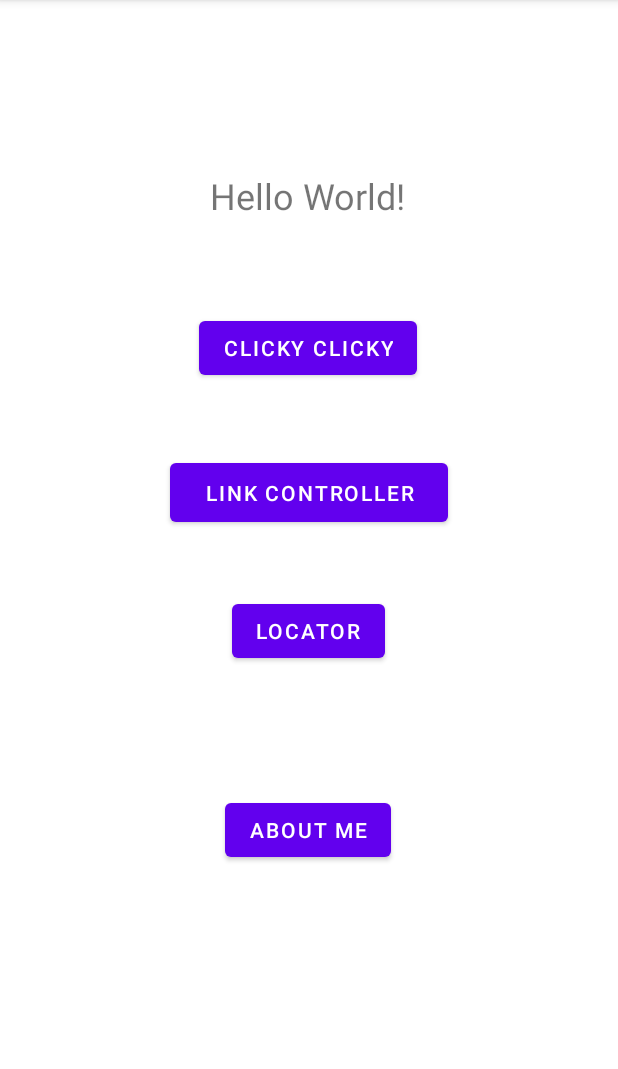
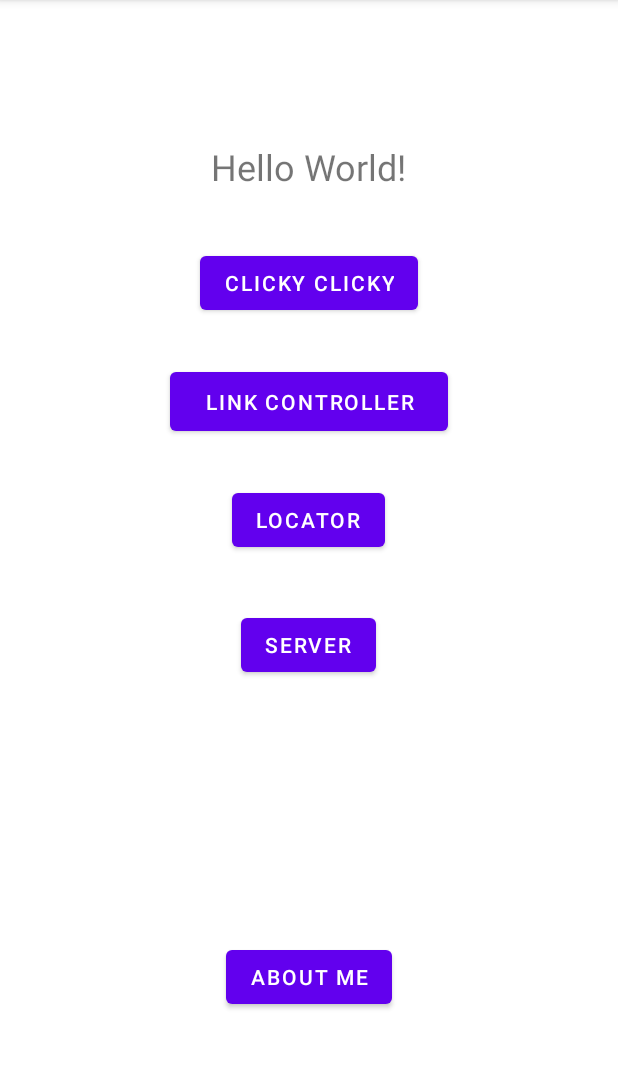
Before and after one commit to ZeitLee/CS5520_sp22, an Android app: the screen it shows after launch (MainActivity), on a phone screen of 412 x 824 dp, the part 84-1153 px from its top. Run offline under Robolectric (Android 15) with nearby library versions, the phone set to English and light mode, and no system bars.

Commit message:
Assignment6 Create new activity.

```diff
--- a/app/src/main/AndroidManifest.xml
+++ b/app/src/main/AndroidManifest.xml
@@ -11,6 +11,9 @@
         android:roundIcon="@mipmap/ic2_round"
         android:supportsRtl="true"
         android:theme="@style/Theme.NUMAD22Sp_ZeshengLi">
+        <activity
+            android:name=".Server"
+            android:exported="false" />
         <activity
             android:name=".Clicky"
             android:exported="false" />
--- a/app/src/main/java/edu/neu/madcourse/numad22sp_zeshengli/MainActivity.java
+++ b/app/src/main/java/edu/neu/madcourse/numad22sp_zeshengli/MainActivity.java
@@ -12,6 +12,7 @@ public class MainActivity extends AppCompatActivity {
     Button click;
     Button linkController;
     Button locator;
+    Button server;
 
 
     @Override
@@ -22,6 +23,7 @@ public class MainActivity extends AppCompatActivity {
         click = (Button) findViewById(R.id.clicky);
         linkController = (Button) findViewById(R.id.linkController);
         locator = (Button) findViewById(R.id.locator);
+        server = (Button) findViewById(R.id.server);
 
         //This is about me button
         Button about_me_btn = (Button) findViewById(R.id.aboutMe);
@@ -57,6 +59,13 @@ public class MainActivity extends AppCompatActivity {
                 openLocatorActivity();
             }
         });
+
+        server.setOnClickListener(new View.OnClickListener() {
+            @Override
+            public void onClick(View v) {
+                openLocatorActivity();
+            }
+        });
     }
 
     /**
@@ -86,6 +95,16 @@ public class MainActivity extends AppCompatActivity {
     }
 
     /**
+     * This is a helper function to open the server activity.
+     */
+    public void openLocatorServer() {
+        Intent intent = new Intent(this, Server.class);
+        intent .addFlags(Intent.FLAG_ACTIVITY_NO_HISTORY);
+        intent .addFlags(Intent.FLAG_ACTIVITY_CLEAR_TOP);
+        startActivity(intent);
+    }
+
+    /**
      * This is a helper function to open the link controller activity.
      */
     public void openAboutMe() {
--- a/app/src/main/res/layout/activity_main.xml
+++ b/app/src/main/res/layout/activity_main.xml
@@ -14,11 +14,11 @@
         android:text="Hello World!"
         android:textSize="24dp"
         app:layout_constraintBottom_toBottomOf="parent"
-        app:layout_constraintHorizontal_bias="0.498"
+        app:layout_constraintHorizontal_bias="0.499"
         app:layout_constraintLeft_toLeftOf="parent"
         app:layout_constraintRight_toRightOf="parent"
         app:layout_constraintTop_toTopOf="parent"
-        app:layout_constraintVertical_bias="0.155" />
+        app:layout_constraintVertical_bias="0.129" />
 
     <Button
         android:id="@+id/aboutMe"
@@ -27,10 +27,10 @@
         android:text="About Me"
         app:layout_constraintBottom_toBottomOf="parent"
         app:layout_constraintEnd_toEndOf="parent"
-        app:layout_constraintHorizontal_bias="0.498"
+        app:layout_constraintHorizontal_bias="0.499"
         app:layout_constraintStart_toStartOf="parent"
         app:layout_constraintTop_toBottomOf="@+id/locator"
-        app:layout_constraintVertical_bias="0.307" />
+        app:layout_constraintVertical_bias="0.734" />
 
     <Button
         android:id="@+id/linkController"
@@ -41,7 +41,7 @@
         app:layout_constraintEnd_toEndOf="parent"
         app:layout_constraintStart_toStartOf="parent"
         app:layout_constraintTop_toBottomOf="@+id/clicky"
-        app:layout_constraintVertical_bias="0.101" />
+        app:layout_constraintVertical_bias="0.058" />
 
     <Button
         android:id="@+id/clicky"
@@ -50,10 +50,10 @@
         android:text="Clicky Clicky"
         app:layout_constraintBottom_toBottomOf="parent"
         app:layout_constraintEnd_toEndOf="parent"
-        app:layout_constraintHorizontal_bias="0.498"
+        app:layout_constraintHorizontal_bias="0.499"
         app:layout_constraintStart_toStartOf="parent"
         app:layout_constraintTop_toBottomOf="@+id/textView"
-        app:layout_constraintVertical_bias="0.107" />
+        app:layout_constraintVertical_bias="0.063" />
 
     <Button
         android:id="@+id/locator"
@@ -62,9 +62,21 @@
         android:text="Locator"
         app:layout_constraintBottom_toBottomOf="parent"
         app:layout_constraintEnd_toEndOf="parent"
-        app:layout_constraintHorizontal_bias="0.498"
+        app:layout_constraintHorizontal_bias="0.499"
         app:layout_constraintStart_toStartOf="parent"
         app:layout_constraintTop_toBottomOf="@+id/linkController"
-        app:layout_constraintVertical_bias="0.116" />
+        app:layout_constraintVertical_bias="0.068" />
+
+    <Button
+        android:id="@+id/server"
+        android:layout_width="wrap_content"
+        android:layout_height="wrap_content"
+        android:text="Server"
+        app:layout_constraintBottom_toBottomOf="parent"
+        app:layout_constraintEnd_toEndOf="parent"
+        app:layout_constraintHorizontal_bias="0.499"
+        app:layout_constraintStart_toStartOf="parent"
+        app:layout_constraintTop_toBottomOf="@+id/locator"
+        app:layout_constraintVertical_bias="0.102" />
 
 </androidx.constraintlayout.widget.ConstraintLayout>
```
Also changed, not shown: app/src/main/java/edu/neu/madcourse/numad22sp_zeshengli/Server.java (added, +16 -0 lines), app/src/main/res/layout/activity_server.xml (added, +31 -0 lines).
